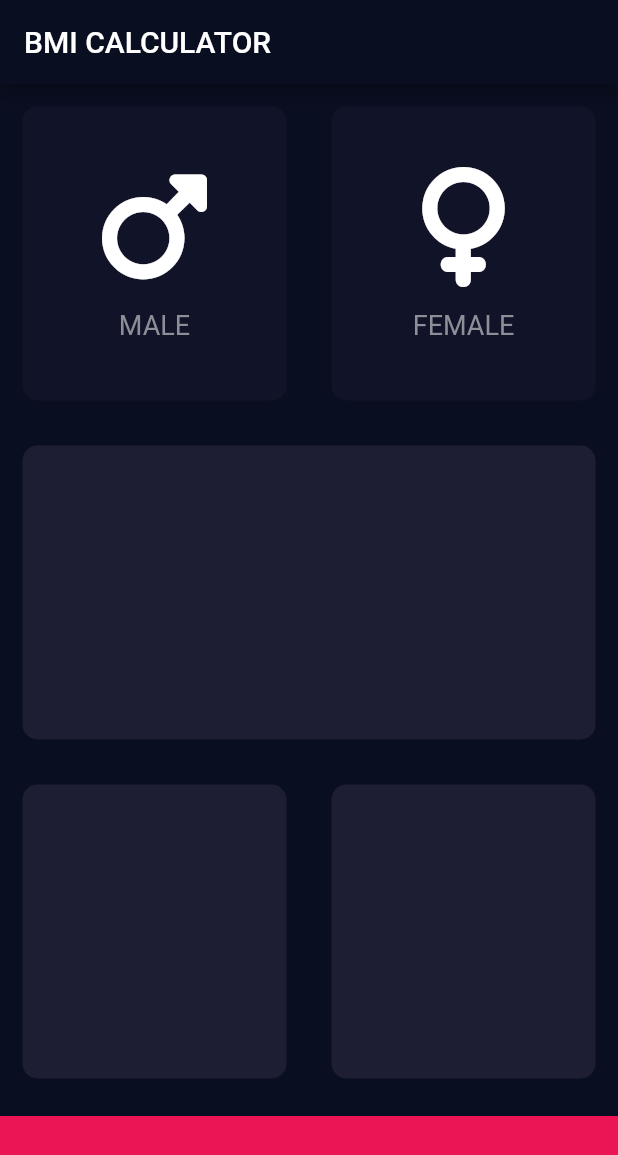
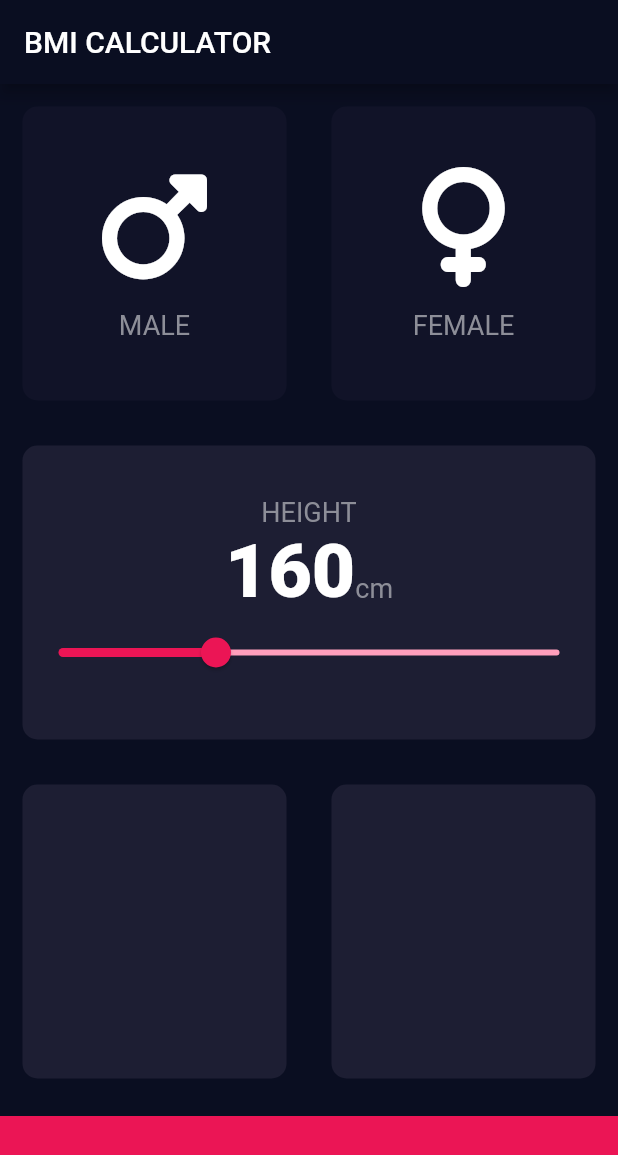
Before and after one commit to prameshbajra/flutterui, a Flutter app: the screen it shows after launch, on a phone screen of 412 x 824 dp. Shown: the top 1155 px of the screen. Run offline on Flutter 3.47's test engine with Material 2 defaults, Android fonts, the phone set to English and light mode, and no system bars; our stand-ins replace font_awesome_flutter.

Commit message:
Slider done.

```diff
--- /dev/null
+++ b/lib/constants.dart
@@ -0,0 +1,13 @@
+import 'package:flutter/material.dart';
+
+const Color bottomContainerColor = Color(0xFFEB1555);
+const Color activeSliderColor = Color(0xFFEB1555);
+const Color inactiveSliderColor = Color(0xFFFF9FBC);
+const double bottomContainerHeight = 80.0;
+const Color activeCardColor = Color(0xFF1D1E33);
+const Color inactiveCardColor = Color(0xFF111328);
+const labelTextStyle = TextStyle(
+  fontSize: 18.0,
+  color: Color(0xFF8D8E98),
+);
+const labelBoldTextStyle = TextStyle(fontSize: 50, fontWeight: FontWeight.w900);
--- a/lib/custom_icon.dart
+++ b/lib/custom_icon.dart
@@ -1,4 +1,5 @@
 import 'package:flutter/material.dart';
+import 'package:flutterui/constants.dart';
 
 class CustomIconWidget extends StatelessWidget {
   final String widgetText;
@@ -25,10 +26,7 @@ class CustomIconWidget extends StatelessWidget {
         ),
         Text(
           widgetText,
-          style: const TextStyle(
-            fontSize: 18.0,
-            color: Color(0xFF8D8E98),
-          ),
+          style: labelTextStyle,
         ),
       ],
     );
--- a/lib/main.dart
+++ b/lib/main.dart
@@ -1,14 +1,10 @@
 import 'package:flutter/material.dart';
+import 'package:flutterui/constants.dart';
 import 'package:flutterui/custom_icon.dart';
 import 'package:flutterui/reusable_card.dart';
 import 'package:font_awesome_flutter/font_awesome_flutter.dart';
 
 void main() => runApp(const BMICalculator());
-
-const Color bottomContainerColor = Color(0xFFEB1555);
-const double bottomContainerHeight = 80.0;
-const Color activeCardColor = Color(0xFF1D1E33);
-const Color inactiveCardColor = Color(0xFF111328);
 
 enum Gender {
   male,
@@ -46,6 +42,7 @@ class InputPage extends StatefulWidget {
 
 class _InputPageState extends State<InputPage> {
   Gender? selectedGender;
+  int height = 160;
 
   @override
   Widget build(BuildContext context) {
@@ -87,12 +84,47 @@ class _InputPageState extends State<InputPage> {
               ],
             ),
           ),
-          const Expanded(
+          Expanded(
             child: Row(
               children: <Widget>[
                 Expanded(
                   child: ReusableCard(
                     color: activeCardColor,
+                    cardChild: Column(
+                      mainAxisAlignment: MainAxisAlignment.center,
+                      children: <Widget>[
+                        const Text(
+                          'HEIGHT',
+                          style: labelTextStyle,
+                        ),
+                        Row(
+                          mainAxisAlignment: MainAxisAlignment.center,
+                          crossAxisAlignment: CrossAxisAlignment.baseline,
+                          textBaseline: TextBaseline.alphabetic,
+                          children: [
+                            Text(
+                              height.toString(),
+                              style: labelBoldTextStyle,
+                            ),
+                            const Text(
+                              'cm',
+                              style: labelTextStyle,
+                            )
+                          ],
+                        ),
+                        Slider(
+                            value: height.toDouble(),
+                            min: 50,
+                            max: 400,
+                            activeColor: activeSliderColor,
+                            inactiveColor: inactiveSliderColor,
+                            onChanged: (double newValue) {
+                              setState(() {
+                                height = newValue.toInt();
+                              });
+                            })
+                      ],
+                    ),
                   ),
                 )
               ],
```
